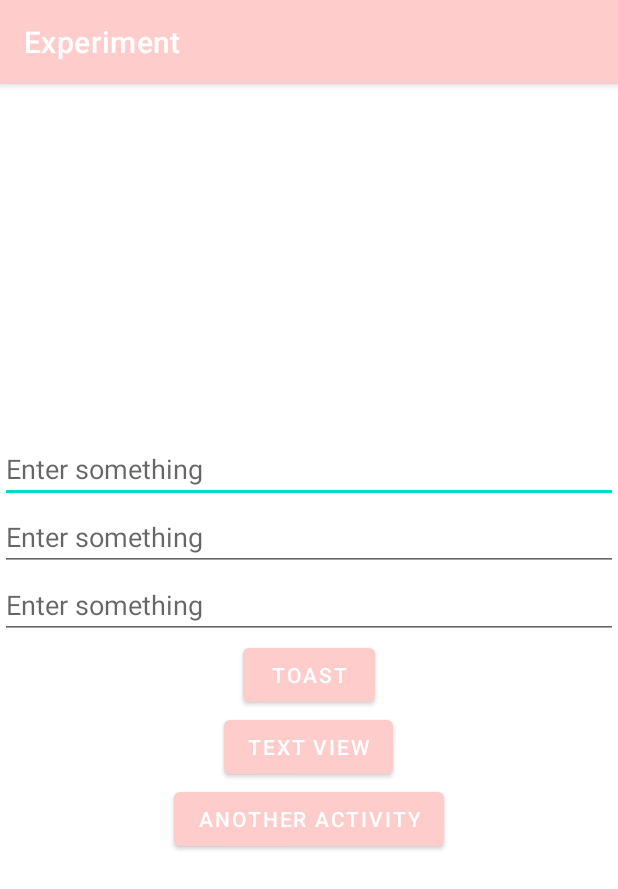
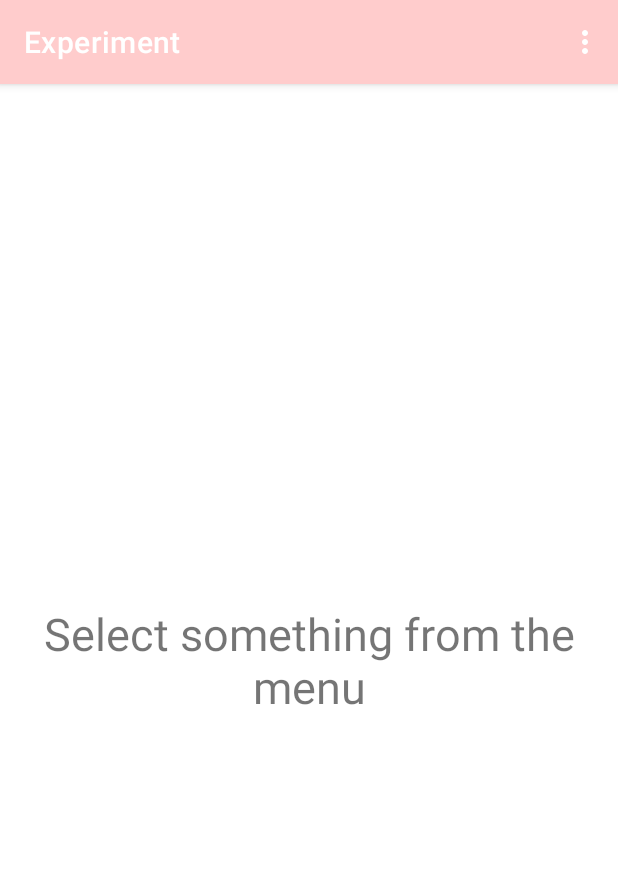
Before and after one commit to plateauh/Experiment, an Android app: the screen it shows after launch (MainActivity), on a phone screen of 412 x 824 dp. Shown: the top 889 px of the screen. Run offline under Robolectric (Android 15) with nearby library versions, the phone set to English and light mode, and no system bars.

```diff
--- a/app/src/main/AndroidManifest.xml
+++ b/app/src/main/AndroidManifest.xml
@@ -9,7 +9,9 @@
         android:roundIcon="@mipmap/ic_launcher_round"
         android:supportsRtl="true"
         android:theme="@style/Theme.MyApplication">
-        <activity android:name=".AnotherActivity"></activity>
+        <activity android:name=".HelpActivity"></activity>
+        <activity android:name=".AboutActivity" />
+        <activity android:name=".HomeActivity" />
         <activity android:name=".MainActivity">
             <intent-filter>
                 <action android:name="android.intent.action.MAIN" />
--- a/app/src/main/java/com/example/myapplication/AnotherActivity.kt
+++ b/app/src/main/java/com/example/myapplication/HomeActivity.kt
@@ -4,11 +4,9 @@ import androidx.appcompat.app.AppCompatActivity
 import android.os.Bundle
 import android.widget.TextView
 
-class AnotherActivity : AppCompatActivity() {
+class HomeActivity : AppCompatActivity() {
     override fun onCreate(savedInstanceState: Bundle?) {
         super.onCreate(savedInstanceState)
-        setContentView(R.layout.activity_another)
-        val textView = findViewById<TextView>(R.id.textView)
-        textView.text = intent.getStringExtra("data")
+        setContentView(R.layout.activity_home)
     }
 }
--- a/app/src/main/java/com/example/myapplication/MainActivity.kt
+++ b/app/src/main/java/com/example/myapplication/MainActivity.kt
@@ -3,47 +3,28 @@ package com.example.myapplication
 import android.content.Intent
 import androidx.appcompat.app.AppCompatActivity
 import android.os.Bundle
-import android.widget.Button
-import android.widget.EditText
-import android.widget.TextView
-import android.widget.Toast
+import android.view.Menu
+import android.view.MenuItem
 
 class MainActivity : AppCompatActivity() {
-
-    lateinit var buttons: List<Button>
-    lateinit var editTexts: List<EditText>
-    lateinit var textView: TextView
-
     override fun onCreate(savedInstanceState: Bundle?) {
         super.onCreate(savedInstanceState)
         setContentView(R.layout.activity_main)
-
-        editTexts = listOf (
-                findViewById(R.id.some_et1),
-                findViewById(R.id.some_et2),
-                findViewById(R.id.some_et3))
-
-        buttons = listOf (
-                findViewById(R.id.toast_btn),
-                findViewById(R.id.tv_btn),
-                findViewById(R.id.activity_btn))
-
-        textView = findViewById(R.id.some_tv)
-
-        buttons[0].setOnClickListener {
-            Toast.makeText(this, editTexts[0].text, Toast.LENGTH_SHORT).show()
-        }
-
-        buttons[1].setOnClickListener {
-            textView.text = editTexts[1].text
-        }
-
-        buttons[2].setOnClickListener {
-            val intent = Intent(this, AnotherActivity::class.java)
-            intent.putExtra("data", editTexts[2].text.toString())
-            startActivity(intent)
-        }
-
     }
 
+    override fun onCreateOptionsMenu(menu: Menu?): Boolean {
+        menuInflater.inflate(R.menu.menu, menu)
+        return true
+    }
+
+    override fun onOptionsItemSelected(item: MenuItem): Boolean {
+        var intent = Intent(this, MainActivity::class.java) // im forced on this haha
+        when (item.itemId){
+            R.id.home_item -> intent = Intent(this, HomeActivity::class.java)
+            R.id.about_item -> intent = Intent(this, AboutActivity::class.java)
+            R.id.help_item -> intent = Intent(this, HelpActivity::class.java)
+        }
+        startActivity(intent)
+        return super.onOptionsItemSelected(item)
+    }
 }
--- a/app/src/main/res/layout/activity_another.xml
+++ b/app/src/main/res/layout/activity_help.xml
@@ -4,13 +4,12 @@
     xmlns:tools="http://schemas.android.com/tools"
     android:layout_width="match_parent"
     android:layout_height="match_parent"
-    tools:context=".AnotherActivity">
-
+    tools:context=".HelpActivity">
     <TextView
         android:id="@+id/textView"
         android:layout_width="wrap_content"
         android:layout_height="wrap_content"
-        android:text="TextView"
+        android:text="Help"
         android:textSize="50sp"
         app:layout_constraintBottom_toBottomOf="parent"
         app:layout_constraintEnd_toEndOf="parent"
--- a/app/src/main/res/layout/activity_main.xml
+++ b/app/src/main/res/layout/activity_main.xml
@@ -8,53 +8,13 @@
     android:orientation="vertical"
     tools:context=".MainActivity">
 
-    <EditText
-        android:id="@+id/some_et1"
-        android:layout_width="match_parent"
-        android:layout_height="wrap_content"
-        android:ems="10"
-        android:hint="Enter something"
-        android:inputType="textPersonName" />
-
-    <EditText
-        android:id="@+id/some_et2"
-        android:layout_width="match_parent"
-        android:layout_height="wrap_content"
-        android:ems="10"
-        android:hint="Enter something"
-        android:inputType="textPersonName" />
-
-    <EditText
-        android:id="@+id/some_et3"
-        android:layout_width="match_parent"
-        android:layout_height="wrap_content"
-        android:ems="10"
-        android:hint="Enter something"
-        android:inputType="textPersonName" />
-
-    <Button
-        android:id="@+id/toast_btn"
-        android:layout_width="wrap_content"
-        android:layout_height="wrap_content"
-        android:text="Toast" />
-
-    <Button
-        android:id="@+id/tv_btn"
-        android:layout_width="wrap_content"
-        android:layout_height="wrap_content"
-        android:text="Text View" />
-
-    <Button
-        android:id="@+id/activity_btn"
-        android:layout_width="wrap_content"
-        android:layout_height="wrap_content"
-        android:text="Another Activity" />
-
     <TextView
         android:id="@+id/some_tv"
         android:layout_width="match_parent"
         android:layout_height="wrap_content"
         android:textAlignment="center"
-        android:gravity="center_horizontal" />
+        android:gravity="center_horizontal"
+        android:text="Select something from the menu"
+        android:textSize="30sp"/>
 
 </LinearLayout>
--- /dev/null
+++ b/app/src/main/res/menu/menu.xml
@@ -0,0 +1,13 @@
+<?xml version="1.0" encoding="utf-8"?>
+<menu xmlns:android="http://schemas.android.com/apk/res/android">
+
+    <item
+        android:id="@+id/home_item"
+        android:title="Home" />
+    <item
+        android:id="@+id/about_item"
+        android:title="About" />
+    <item
+        android:id="@+id/help_item"
+        android:title="Help" />
+</menu>
```
Also changed, not shown: app/src/main/java/com/example/myapplication/AboutActivity.kt (added, +11 -0 lines), app/src/main/java/com/example/myapplication/HelpActivity.kt (added, +11 -0 lines), app/src/main/res/layout/activity_about.xml (added, +20 -0 lines), app/src/main/res/layout/activity_home.xml (added, +19 -0 lines).
